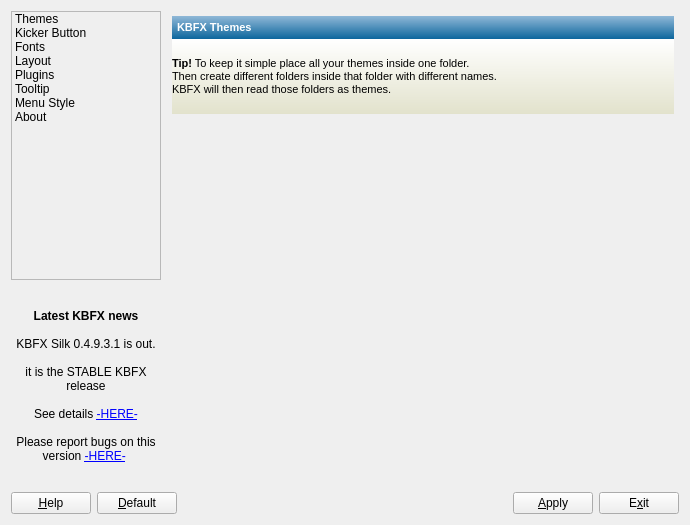
Before: the Qt Designer form kbfx4/configdialog/kbfx_main.ui in plexydesk/kbfxmenu, drawn with Qt 5.
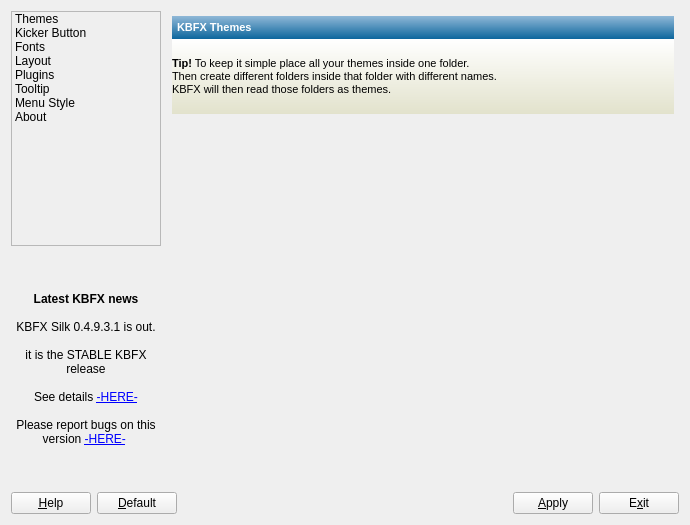
After: the same form once the commit is applied. Icons and pictures are not drawn.

Diff of the .ui file:
```diff
--- a/kbfx4/configdialog/kbfx_main.ui
+++ b/kbfx4/configdialog/kbfx_main.ui
@@ -10,7 +10,7 @@
    </rect>
   </property>
   <property name="sizePolicy" >
-   <sizepolicy vsizetype="Preferred" hsizetype="Preferred" >
+   <sizepolicy vsizetype="Minimum" hsizetype="Minimum" >
     <horstretch>0</horstretch>
     <verstretch>0</verstretch>
    </sizepolicy>
@@ -451,12 +451,12 @@
        <property name="minimumSize" >
         <size>
          <width>150</width>
-         <height>265</height>
+         <height>0</height>
         </size>
        </property>
        <property name="maximumSize" >
         <size>
-         <width>150</width>
+         <width>16777215</width>
          <height>16777215</height>
         </size>
        </property>
@@ -601,7 +601,7 @@
      <item>
       <widget class="QLabel" name="label" >
        <property name="sizePolicy" >
-        <sizepolicy vsizetype="Fixed" hsizetype="Maximum" >
+        <sizepolicy vsizetype="Expanding" hsizetype="Maximum" >
          <horstretch>0</horstretch>
          <verstretch>0</verstretch>
         </sizepolicy>
@@ -609,7 +609,7 @@
        <property name="minimumSize" >
         <size>
          <width>150</width>
-         <height>200</height>
+         <height>0</height>
         </size>
        </property>
        <property name="text" >
```
Left out of the diff: 22 changed lines with no effect on the pictures.
